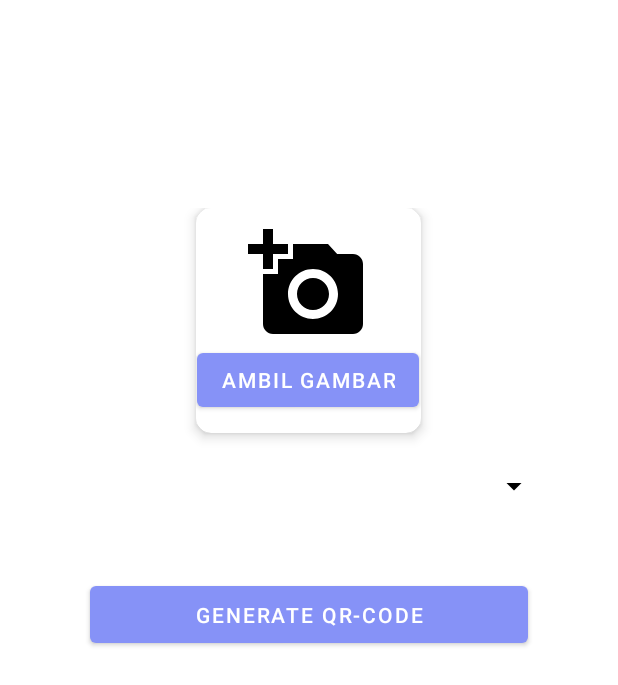
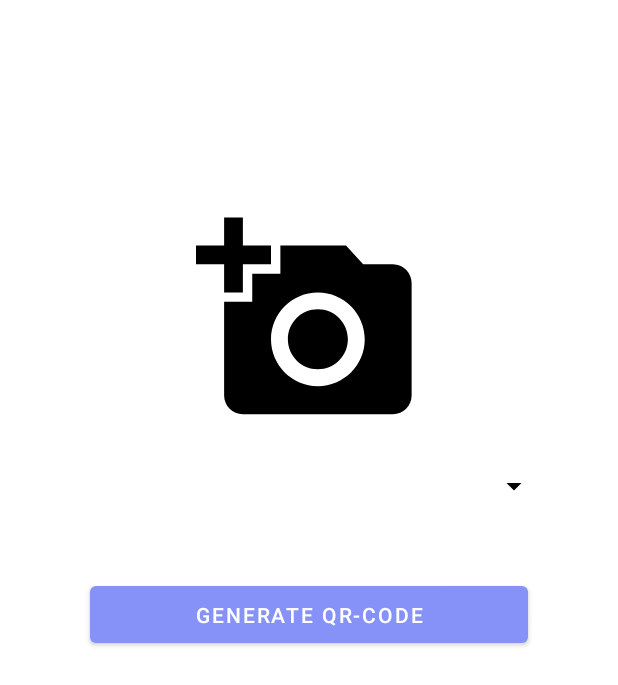
Before and after one commit to aranv20/parkir-apk, an Android app: the AddActivity screen opened directly, with no data from a screen before it, on a phone screen of 412 x 824 dp. Shown: the top 685 px of the screen. Run offline under Robolectric (Android 15) with nearby library versions, the phone set to English and light mode, and no system bars; our stand-ins replace Firebase (no records; nobody signed in at launch, a user with empty details on screens opened directly); libraries missing offline, so code that uses them is left out: com.journeyapps.barcodescanner; 1 statement that could not run was skipped.

Commit message:
update tampilan dikit

```diff
--- a/app/src/main/java/com/example/parkirfirebase/AddActivity.java
+++ b/app/src/main/java/com/example/parkirfirebase/AddActivity.java
@@ -49,8 +49,8 @@ public class AddActivity extends AppCompatActivity {
     private FirebaseStorage firebaseStorage;
     private StorageReference mStorageRef;
     private FirebaseFirestore db = FirebaseFirestore.getInstance();
-    private ImageView gambar, qrCode;
-    private Button cameraBtn, upload;
+    private ImageView gambar, qrCode,imageView;
+    private Button upload;
     private ArrayAdapter<String> adapter;
     private ArrayList<String> pilok = new ArrayList<>();
     private ProgressDialog progressDialog;
@@ -67,9 +67,9 @@ public class AddActivity extends AppCompatActivity {
         firebaseStorage = FirebaseStorage.getInstance();
         mStorageRef = firebaseStorage.getReference();
 
-        cameraBtn = findViewById(R.id.cameraBtn);
+
         lokasi = findViewById(R.id.lokasi);
-        gambar = findViewById(R.id.gambar);
+        imageView = findViewById(R.id.gambar);
         qrCode = findViewById(R.id.qrCode);
         progressDialog = new ProgressDialog(AddActivity.this);
         progressDialog.setTitle("Loading");
@@ -95,7 +95,7 @@ public class AddActivity extends AppCompatActivity {
 
         getData();
 
-        cameraBtn.setOnClickListener(new View.OnClickListener() {
+        imageView.setOnClickListener(new View.OnClickListener() {
             @Override
             public void onClick(View v) {
                 if (ContextCompat.checkSelfPermission(AddActivity.this, Manifest.permission.CAMERA) != PackageManager.PERMISSION_GRANTED) {
@@ -258,7 +258,7 @@ public class AddActivity extends AppCompatActivity {
         if (resultCode == Activity.RESULT_OK) {
             if (requestCode == REQUEST_IMAGE_CAPTURE && data != null && data.getExtras() != null) {
                 capturedImage = (Bitmap) data.getExtras().get("data");
-                gambar.setImageBitmap(capturedImage);
+                imageView.setImageBitmap(capturedImage);
             }
         }
     }
--- a/app/src/main/res/layout/activity_add.xml
+++ b/app/src/main/res/layout/activity_add.xml
@@ -19,33 +19,14 @@
         android:gravity="center"
         android:orientation="vertical">
 
-        <com.google.android.material.card.MaterialCardView
 
-            android:layout_width="150dp"
-            android:layout_height="150dp"
-            android:backgroundTint="@color/white"
-            app:cardCornerRadius="10dp"
-            app:cardElevation="5dp">
-
-            <LinearLayout
-                android:layout_width="150dp"
-                android:layout_height="150dp"
-                android:gravity="center"
-                android:orientation="vertical">
 
                 <ImageView
                     android:id="@+id/gambar"
-                    android:layout_width="80dp"
-                    android:layout_height="80dp"
+                    android:layout_width="150dp"
+                    android:layout_height="150dp"
                     android:src="@drawable/baseline_add_a_photo_24" />
 
-                <Button
-                    android:id="@+id/cameraBtn"
-                    android:layout_width="wrap_content"
-                    android:layout_height="wrap_content"
-                    android:text="Ambil Gambar" />
-            </LinearLayout>
-        </com.google.android.material.card.MaterialCardView>
 
         <Spinner
 
```
